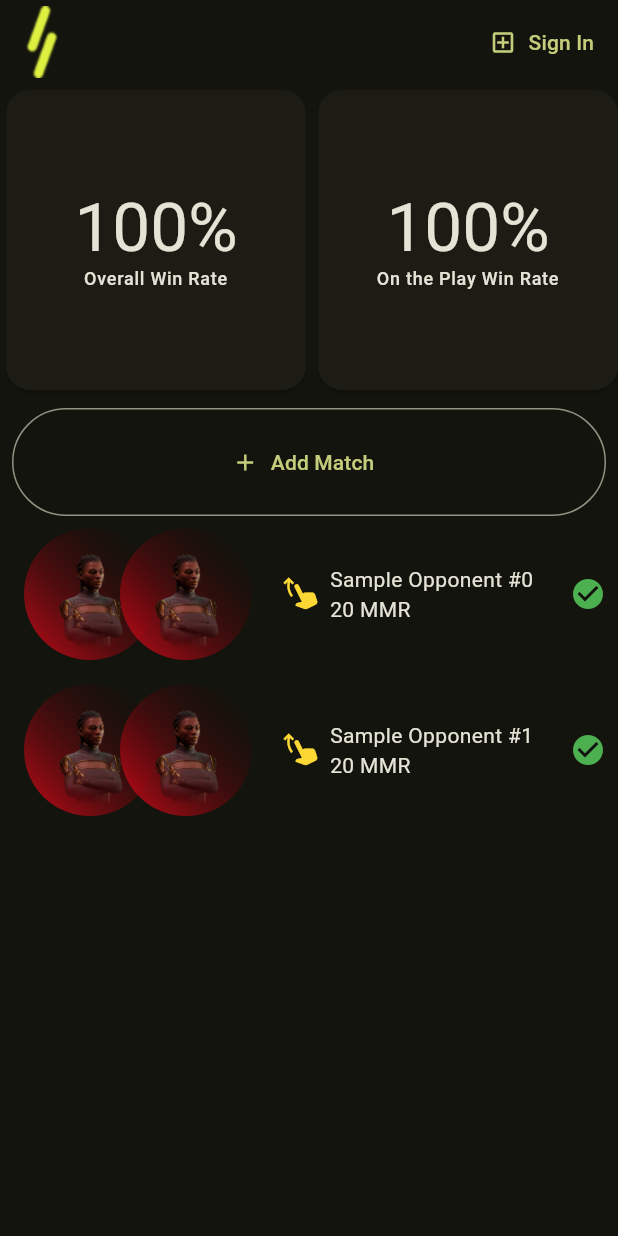
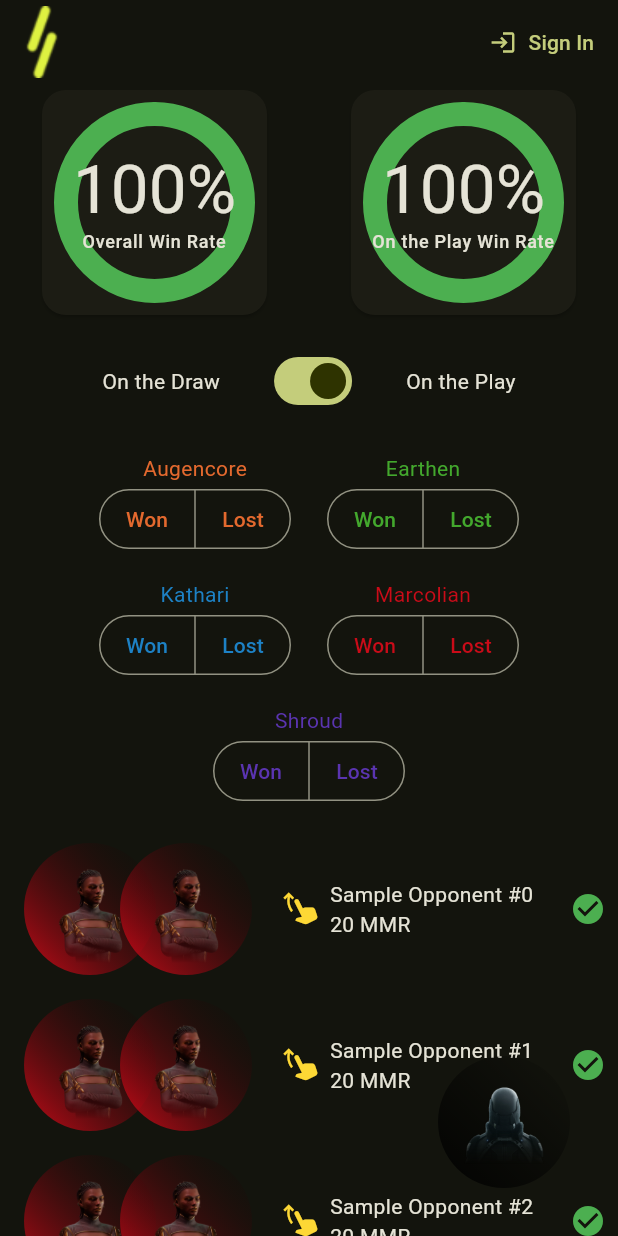
Before and after one commit to LoftyPuma/primea, a Flutter app: the screen it shows after launch, on a phone screen of 412 x 824 dp. Run offline on Flutter 3.47's test engine with Material 3 defaults, Android fonts, the light colour scheme and no system bars; our stand-ins replace flutter_svg, supabase_flutter; accounts and stored records are empty.

Commit message:
add "demo" matches for unauthenticated screen

```diff
--- a/lib/main.dart
+++ b/lib/main.dart
@@ -1,9 +1,13 @@
 import 'dart:async';
+import 'dart:math';
 
-import 'package:flutter/foundation.dart';
 import 'package:flutter/material.dart';
+import 'package:parallel_stats/modal/paragon_picker.dart';
 import 'package:parallel_stats/modal/sign_in.dart';
 import 'package:parallel_stats/tracker/account.dart';
+import 'package:parallel_stats/tracker/game_model.dart';
+import 'package:parallel_stats/tracker/paragon.dart';
+import 'package:parallel_stats/tracker/paragon_avatar.dart';
 import 'package:supabase_flutter/supabase_flutter.dart';
 
 Future<void> main() async {
@@ -39,7 +43,6 @@ class App extends StatelessWidget {
           shape: ContinuousRectangleBorder(),
         ),
       ),
-      // darkTheme: ThemeData.dark(useMaterial3: true),
       home: SafeArea(
         child: Home(title: title),
       ),
@@ -61,18 +64,15 @@ class Home extends StatefulWidget {
 
 class _HomeState extends State<Home> {
   Session? session = supabase.auth.currentSession;
+  Paragon chosenParagon = Paragon.unknown;
 
-  late final StreamSubscription<AuthState> authSubscription;
-
-  init() {
-    authSubscription =
+  late final StreamSubscription<AuthState> authSubscription =
       supabase.auth.onAuthStateChange.listen(handleAuthStateChange);
-  }
 
   handleAuthStateChange(AuthState data) {
-    if (kDebugMode) {
+    // if (kDebugMode) {
     print('event: ${data.event}, session: ${data.session}');
-    }
+    // }
 
     // switch (data.event) {
     //   case AuthChangeEvent.initialSession:
@@ -99,10 +99,19 @@ class _HomeState extends State<Home> {
   }
 
   @override
+  void initState() {
+    chosenParagon = Paragon.values
+        .byName(session?.user.userMetadata?["paragon"] ?? "unknown");
+    super.initState();
+  }
+
+  @override
   Widget build(BuildContext context) {
-    List<Widget> actions = [];
-    if (session != null) {
-      actions.add(
+    return Scaffold(
+      appBar: AppBar(
+        leading: Image.asset("assets/favicon.png"),
+        actions: [
+          if (session != null && !session!.isExpired)
             TextButton.icon(
               icon: const Icon(Icons.logout),
               label: const Text('Sign Out'),
@@ -110,11 +119,9 @@ class _HomeState extends State<Home> {
                 await supabase.auth.signOut();
               },
             ),
-      );
-    } else {
-      actions.add(
+          if (session == null || session!.isExpired)
             TextButton.icon(
-          icon: const Icon(Icons.add_box_outlined),
+              icon: const Icon(Icons.login),
               label: const Text('Sign In'),
               onPressed: () async {
                 showDialog(
@@ -127,14 +134,69 @@ class _HomeState extends State<Home> {
                 );
               },
             ),
+        ],
+      ),
+      body: Account(
+        chosenParagon: chosenParagon,
+        defaultMatches: (session != null && !session!.isExpired)
+            ? []
+            : List.generate(
+                16,
+                (index) {
+                  var result =
+                      GameResult.values[Random().nextInt(gameResultCount)];
+                  var mmrDelta = Random().nextInt(25);
+                  if (result == GameResult.disconnect ||
+                      result == GameResult.draw) {
+                    mmrDelta = 0;
+                  } else if (result == GameResult.loss) {
+                    mmrDelta = -mmrDelta;
+                  }
+                  return MatchModel(
+                    paragon: Paragon.values[Random().nextInt(paragonsCount)],
+                    playerOne: Random().nextBool(),
+                    result: result,
+                    opponentUsername: 'Sample Opponent #$index',
+                    opponentParagon:
+                        Paragon.values[Random().nextInt(paragonsCount)],
+                    mmrDelta: mmrDelta,
+                    // dateTime: DateTime.now(),
+                    // primeEarned: 0.128,
+                    // keysActivated: [],
+                  );
+                },
+              ),
+      ),
+      floatingActionButton: IconButton(
+        onPressed: () => showModalBottomSheet(
+          showDragHandle: false,
+          enableDrag: false,
+          context: context,
+          builder: (context) {
+            return ParagonPicker(
+              onParagonSelected: (paragon) async {
+                setState(() {
+                  chosenParagon = paragon;
+                });
+                if (session != null && !session!.isExpired) {
+                  await supabase.auth.updateUser(
+                    UserAttributes(
+                      data: <String, dynamic>{
+                        "paragon": paragon.name,
+                      },
+                    ),
                   );
                 }
-    return Scaffold(
-      appBar: AppBar(
-        leading: Image.asset("assets/favicon.png"),
-        actions: actions,
+                Navigator.pop(context);
+              },
+            );
+          },
         ),
-      body: const Account(),
+        icon: ParagonAvatar(
+          paragon: chosenParagon,
+          tooltip: "Select your Paragon",
+        ),
+      ),
     );
   }
 }
--- a/lib/tracker/account.dart
+++ b/lib/tracker/account.dart
@@ -1,14 +1,19 @@
-import 'dart:math';
-
 import 'package:flutter/material.dart';
 import 'package:parallel_stats/main.dart';
-import 'package:parallel_stats/modal/game.dart';
 import 'package:parallel_stats/tracker/game_model.dart';
 import 'package:parallel_stats/tracker/paragon.dart';
 import 'package:parallel_stats/tracker/paragon_stack.dart';
+import 'package:parallel_stats/tracker/progress_card.dart';
+import 'package:parallel_stats/tracker/quick_add.dart';
 
 class Account extends StatefulWidget {
-  const Account({super.key});
+  final List<MatchModel> defaultMatches;
+  final Paragon chosenParagon;
+  const Account({
+    super.key,
+    this.defaultMatches = const [],
+    required this.chosenParagon,
+  });
 
   @override
   State<Account> createState() => _AccountState();
@@ -18,40 +23,61 @@ int paragonsCount = Paragon.values.length;
 int gameResultCount = GameResult.values.length;
 
 class _AccountState extends State<Account> {
-  final List<GameModel> games = List.generate(
-    2,
-    (index) {
-      var result = GameResult.values[Random().nextInt(gameResultCount)];
-      var mmrDelta = Random().nextInt(25);
-      if (result == GameResult.disconnect || result == GameResult.draw) {
-        mmrDelta = 0;
-      } else if (result == GameResult.loss) {
-        mmrDelta = -mmrDelta;
+  final List<MatchModel> gameList = [];
+  // final List<GameModel> games = List.generate(
+  //   2,
+  //   (index) {
+  //     var result = GameResult.values[Random().nextInt(gameResultCount)];
+  //     var mmrDelta = Random().nextInt(25);
+  //     if (result == GameResult.disconnect || result == GameResult.draw) {
+  //       mmrDelta = 0;
+  //     } else if (result == GameResult.loss) {
+  //       mmrDelta = -mmrDelta;
+  //     }
+  //     return GameModel(
+  //       paragon: Paragon.values[Random().nextInt(paragonsCount)],
+  //       playerOne: Random().nextBool(),
+  //       result: result,
+  //       opponentUsername: 'Sample Opponent #$index',
+  //       opponentParagon: Paragon.values[Random().nextInt(paragonsCount)],
+  //       mmrDelta: mmrDelta,
+  //       // dateTime: DateTime.now(),
+  //       // primeEarned: 0.128,
+  //       // keysActivated: [],
+  //     );
+  //   },
+  // );
+
+  bool playerOne = true;
+
+  @override
+  initState() {
+    if (widget.defaultMatches.isNotEmpty) {
+      gameList.addAll(widget.defaultMatches);
+    } else {
+      supabase
+          .from(MatchModel.gamesTableName)
+          .select()
+          .order(
+            "created_at",
+            ascending: false,
+          )
+          .then((games) {
+        setState(() {
+          gameList.addAll(games.map((game) => MatchModel.fromJson(game)));
+        });
+      });
     }
-      return GameModel(
-        paragon: Paragon.values[Random().nextInt(paragonsCount)],
-        playerOne: Random().nextBool(),
-        result: result,
-        opponentUsername: 'Sample Opponent #$index',
-        opponentParagon: Paragon.values[Random().nextInt(paragonsCount)],
-        mmrDelta: mmrDelta,
-        // dateTime: DateTime.now(),
-        // primeEarned: 0.128,
-        // keysActivated: [],
-      );
-    },
-  );
-
-  // TODO: bring the next game state up to the Account widget
-  GameModal? nextGame;
+    super.initState();
+  }
 
   @override
   Widget build(BuildContext context) {
     var overallWinRate =
-        games.where((game) => game.result == GameResult.win).length /
-            games.length;
-    var onThePlayGames = games.where((game) => game.playerOne);
-    var onTheDrawGames = games.where((game) => !game.playerOne);
+        gameList.where((game) => game.result == GameResult.win).length /
+            gameList.length;
+    var onThePlayGames = gameList.where((game) => game.playerOne);
+    var onTheDrawGames = gameList.where((game) => !game.playerOne);
     var onThePlayWinRate =
         onThePlayGames.where((game) => game.result == GameResult.win).length /
             onThePlayGames.length;
@@ -68,83 +94,79 @@ class _AccountState extends State<Account> {
               Row(
                 mainAxisAlignment: MainAxisAlignment.spaceAround,
                 children: [
-                  Card(
-                    shape: RoundedRectangleBorder(
-                      borderRadius: BorderRadius.circular(16),
+                  ProgressCard(
+                    winRate: overallWinRate,
+                    title: "Overall Win Rate",
                   ),
-                    child: SizedBox.square(
-                      dimension: 200,
-                      child: Center(
-                        child: RichText(
-                          textAlign: TextAlign.center,
-                          text: TextSpan(children: [
-                            TextSpan(
-                              text:
-                                  '${(overallWinRate * 100).toStringAsFixed(0)}%\n',
-                              style: Theme.of(context).textTheme.displayMedium,
+                  if (onThePlayGames.isNotEmpty)
+                    ProgressCard(
+                      winRate: onThePlayWinRate,
+                      title: "On the Play Win Rate",
                     ),
-                            TextSpan(
-                              text: 'Overall Win Rate',
-                              style: Theme.of(context).textTheme.labelMedium,
+                  if (onTheDrawGames.isNotEmpty)
+                    ProgressCard(
+                      winRate: onTheDrawWinRate,
+                      title: "On the Draw Win Rate",
                     ),
-                          ]),
+                ],
+              ),
+              Row(
+                mainAxisAlignment: MainAxisAlignment.spaceBetween,
+                mainAxisSize: MainAxisSize.min,
+                children: [
+                  const Padding(
+                    padding: EdgeInsets.all(16),
+                    child: Text('On the Draw'),
+                  ),
+                  Tooltip(
+                    message:
+                        playerOne ? 'You play first' : 'Opponent plays first',
+                    child: Padding(
+                      padding: const EdgeInsets.all(16),
+                      child: Switch(
+                        value: playerOne,
+                        onChanged: (value) => setState(() {
+                          playerOne = value;
+                        }),
                       ),
                     ),
                   ),
+                  const Padding(
+                    padding: EdgeInsets.all(16),
+                    child: Text('On the Play'),
                   ),
-                  if (onThePlayGames.isNotEmpty)
-                    Card(
-                      shape: RoundedRectangleBorder(
-                        borderRadius: BorderRadius.circular(16),
+                ],
               ),
-                      child: SizedBox.square(
-                        dimension: 200,
-                        child: Center(
-                          child: RichText(
-                            textAlign: TextAlign.center,
-                            text: TextSpan(children: [
-                              TextSpan(
-                                text:
-                                    '${(onThePlayWinRate * 100).toStringAsFixed(0)}%\n',
-                                style:
-                                    Theme.of(context).textTheme.displayMedium,
-                              ),
-                              TextSpan(
-                                text: 'On the Play Win Rate',
-                                style: Theme.of(context).textTheme.labelMedium,
-                              ),
-                            ]),
+              Wrap(
+                spacing: 8,
+                alignment: WrapAlignment.spaceAround,
+                children: ParallelType.values
+                    .where((parallel) => parallel != ParallelType.universal)
+                    .map(
+                      (parallel) => Padding(
+                        padding: const EdgeInsets.all(8),
+                        child: QuickAddButton(
+                          parallel: parallel,
+                          onSelection: (parallel, result) async {
+                            var response = await supabase
+                                .from(MatchModel.gamesTableName)
+                                .insert(
+                                  MatchModel(
+                                    paragon: widget.chosenParagon,
+                                    opponentParagon:
+                                        Paragon.values.byName(parallel.name),
+                                    playerOne: playerOne,
+                                    result: result,
+                                  ).toJson(),
+                                  defaultToNull: false,
+                                )
+                                .select();
+                            print(response);
+                          },
                         ),
                       ),
-                      ),
-                    ),
-                  if (onTheDrawGames.isNotEmpty)
-                    Card(
-                      shape: RoundedRectangleBorder(
-                        borderRadius: BorderRadius.circular(16),
-                      ),
-                      child: SizedBox.square(
-                        dimension: 200,
-                        child: Center(
-                          child: RichText(
-                            textAlign: TextAlign.center,
-                            text: TextSpan(children: [
-                              TextSpan(
-                                text:
-                                    '${(onTheDrawWinRate * 100).toStringAsFixed(0)}%\n',
-                                style:
-                                    Theme.of(context).textTheme.displayMedium,
-                              ),
-                              TextSpan(
-                                text: 'On the Draw Win Rate',
-                                style: Theme.of(context).textTheme.labelMedium,
-                              ),
-                            ]),
-                          ),
-                        ),
-                      ),
-                    ),
-                ],
+                    )
+                    .toList(),
               ),
               ListView.builder(
                 shrinkWrap: true,
@@ -155,31 +177,9 @@ class _AccountState extends State<Account> {
                   right: 8,
                   bottom: 8,
                 ),
-                itemCount: games.length + 1,
+                itemCount: gameList.length,
                 itemBuilder: (context, index) {
-                  if (index == 0) {
-                    return OutlinedButton.icon(
-                        onPressed: () async {
-                          var game = await showDialog<GameModel>(
-                            context: context,
-                            builder: (context) => const GameModal(),
-                          );
-                          if (game == null) return;
-                          var returnedGame = await supabase
-                              .from(GameModel.gamesTableName)
-                              .insert(game.toJson())
-                              .single();
-                          setState(() {
-                            games.add(GameModel.fromJson(returnedGame));
-                          });
-                        },
-                        label: const Text('Add Match'),
-                        icon: const Icon(Icons.add),
-                        style: OutlinedButton.styleFrom(
-                          minimumSize: const Size.fromHeight(72),
-                        ));
-                  } else {
-                    final game = games[index - 1];
+                  final game = gameList[index];
                   return Row(
                     mainAxisSize: MainAxisSize.min,
                     children: [
@@ -220,23 +220,22 @@ class _AccountState extends State<Account> {
                       ),
                     ],
                   );
-                  }
                 },
               ),
-              if (games.isEmpty)
-                Padding(
-                  padding: const EdgeInsets.all(8),
+              if (gameList.isEmpty)
+                const Padding(
+                  padding: EdgeInsets.all(8),
                   child: Row(
                     mainAxisSize: MainAxisSize.min,
                     children: [
                       ParagonStack(
-                        game: GameModel(
+                        game: MatchModel(
                           paragon: Paragon.unknown,
                           playerOne: true,
                           result: GameResult.draw,
                         ),
                       ),
-                      const Expanded(
+                      Expanded(
                         child: Column(
                           mainAxisSize: MainAxisSize.min,
                           mainAxisAlignment: MainAxisAlignment.center,
@@ -246,7 +245,7 @@ class _AccountState extends State<Account> {
                           ],
                         ),
                       ),
-                      const Tooltip(
+                      Tooltip(
                         message: "TBD",
                         child: Icon(
                           Icons.question_mark_outlined,
--- a/lib/tracker/game_model.dart
+++ b/lib/tracker/game_model.dart
@@ -19,7 +19,7 @@ enum GameResult {
   final String tooltip;
 }
 
-class GameModel {
+class MatchModel {
   static const gamesTableName = 'games';
 
   final String? id;
@@ -33,7 +33,7 @@ class GameModel {
   final double? primeEarned;
   final List<KeyModel> keysActivated;
 
-  GameModel({
+  const MatchModel({
     required this.paragon,
     required this.playerOne,
     required this.result,
@@ -46,15 +46,15 @@ class GameModel {
     this.keysActivated = const [],
   });
 
-  GameModel.fromJson(Map<String, dynamic> json)
+  MatchModel.fromJson(Map<String, dynamic> json)
       : id = json['id'],
-        paragon = json['paragon'],
+        paragon = Paragon.values.byName(json['paragon']),
         playerOne = json['player_one'],
-        result = json['result'],
+        result = GameResult.values.byName(json['result']),
         dateTime =
             json['game_time'] != null ? DateTime.parse(json['dateTime']) : null,
         opponentUsername = json['opponent_username'],
-        opponentParagon = json['opponent_paragon'],
+        opponentParagon = Paragon.values.byName(json['opponent_paragon']),
         mmrDelta = json['mmr_delta'],
         primeEarned = json['prime_earned'],
         keysActivated = List<KeyModel>.empty();
--- a/lib/tracker/paragon.dart
+++ b/lib/tracker/paragon.dart
@@ -78,6 +78,11 @@ enum Paragon {
   ),
 
   // augencore
+  augencore(
+    title: "",
+    parallel: ParallelType.augencore,
+    image: "assets/unknown_origin.png",
+  ),
   jahn(
     title: 'Jahn',
     parallel: ParallelType.augencore,
@@ -97,6 +102,11 @@ enum Paragon {
   ),
 
   // earthen
+  earthen(
+    title: "",
+    parallel: ParallelType.earthen,
+    image: "assets/unknown_origin.png",
+  ),
   gaffar(
     title: "Gaffar",
     parallel: ParallelType.earthen,
@@ -117,6 +127,11 @@ enum Paragon {
   ),
 
   // kathari
+  kathari(
+    title: "",
+    parallel: ParallelType.kathari,
+    image: "assets/unknown_origin.png",
+  ),
   aetio(
     title: "Aetio",
     parallel: ParallelType.kathari,
@@ -135,6 +150,11 @@ enum Paragon {
   ),
 
   // marcolian
+  marcolian(
+    title: "",
+    parallel: ParallelType.marcolian,
+    image: "assets/unknown_origin.png",
+  ),
   lemieux(
     title: "Lemieux",
     parallel: ParallelType.marcolian,
@@ -154,6 +174,11 @@ enum Paragon {
   ),
 
   // shroud
+  shroud(
+    title: "",
+    parallel: ParallelType.shroud,
+    image: "assets/unknown_origin.png",
+  ),
   brand(
     title: "Brand",
     parallel: ParallelType.shroud,
--- a/lib/tracker/paragon_avatar.dart
+++ b/lib/tracker/paragon_avatar.dart
@@ -4,10 +4,12 @@ import 'package:parallel_stats/util/string.dart';
 
 class ParagonAvatar extends StatelessWidget {
   final Paragon paragon;
+  final String? tooltip;
 
   const ParagonAvatar({
     super.key,
     required this.paragon,
+    this.tooltip,
   });
 
   @override
@@ -24,14 +26,17 @@ class ParagonAvatar extends StatelessWidget {
           textAlign: TextAlign.center,
           richMessage: TextSpan(
             children: [
-              TextSpan(text: "${paragon.title}\n"),
-              TextSpan(text: paragon.parallel.name.toTitleCase()),
+              if (tooltip != null) TextSpan(text: tooltip),
+              if (tooltip == null)
+                TextSpan(
+                    text:
+                        "${paragon.title}\n${paragon.parallel.name.toTitleCase()}"),
             ],
           ),
           child: CircleAvatar(
             radius: 36,
             backgroundColor: Colors.transparent,
-            child: paragon != Paragon.unknown
+            child: paragon.image != Paragon.unknown.image
                 ? Image.asset(paragon.image)
                 : Padding(
                     padding: const EdgeInsets.all(8),
--- a/lib/tracker/paragon_stack.dart
+++ b/lib/tracker/paragon_stack.dart
@@ -3,7 +3,7 @@ import 'package:parallel_stats/tracker/game_model.dart';
 import 'package:parallel_stats/tracker/paragon_avatar.dart';
 
 class ParagonStack extends StatelessWidget {
-  final GameModel game;
+  final MatchModel game;
 
   const ParagonStack({
     super.key,
--- /dev/null
+++ b/lib/tracker/progress_card.dart
@@ -0,0 +1,55 @@
+import 'package:flutter/material.dart';
+
+class ProgressCard extends StatelessWidget {
+  final double winRate;
+  final String title;
+
+  const ProgressCard({
+    super.key,
+    required this.winRate,
+    required this.title,
+  });
+
+  @override
+  Widget build(BuildContext context) {
+    return Card(
+      shape: RoundedRectangleBorder(
+        borderRadius: BorderRadius.circular(16),
+      ),
+      child: SizedBox.square(
+        dimension: 150,
+        child: Stack(
+          alignment: Alignment.center,
+          children: [
+            SizedBox.expand(
+              child: Padding(
+                padding: const EdgeInsets.all(16),
+                child: CircularProgressIndicator(
+                  value: winRate,
+                  strokeWidth: 16,
+                  strokeCap: StrokeCap.round,
+                  valueColor: AlwaysStoppedAnimation<Color>(
+                    winRate > 0.5 ? Colors.green : Colors.red,
+                  ),
+                ),
+              ),
+            ),
+            RichText(
+              textAlign: TextAlign.center,
+              text: TextSpan(children: [
+                TextSpan(
+                  text: '${(winRate * 100).toStringAsFixed(0)}%\n',
+                  style: Theme.of(context).textTheme.displayMedium,
+                ),
+                TextSpan(
+                  text: title,
+                  style: Theme.of(context).textTheme.labelMedium,
+                ),
+              ]),
+            )
+          ],
+        ),
+      ),
+    );
+  }
+}
--- /dev/null
+++ b/lib/tracker/quick_add.dart
@@ -0,0 +1,56 @@
+import 'package:flutter/material.dart';
+import 'package:parallel_stats/tracker/game_model.dart';
+import 'package:parallel_stats/tracker/paragon.dart';
+import 'package:parallel_stats/util/string.dart';
+
+class QuickAddButton extends StatelessWidget {
+  final ParallelType parallel;
+
+  final void Function(ParallelType parallel, GameResult result) onSelection;
+
+  const QuickAddButton({
+    super.key,
+    required this.parallel,
+    required this.onSelection,
+  });
+
+  @override
+  Widget build(BuildContext context) {
+    return Column(
+      mainAxisSize: MainAxisSize.min,
+      mainAxisAlignment: MainAxisAlignment.center,
+      children: [
+        Text(
+          parallel.name.toTitleCase(),
+          style: TextStyle(
+            color: parallel.backgroundGradient.colors[0],
+          ),
+        ),
+        SegmentedButton<GameResult>(
+          showSelectedIcon: false,
+          style: SegmentedButton.styleFrom(
+            surfaceTintColor: parallel.backgroundGradient.colors[0],
+            // backgroundColor: parallel.backgroundGradient.colors[0],
+            foregroundColor: parallel.backgroundGradient.colors[0],
+            // shadowColor: parallel.backgroundGradient.colors[0],
+          ),
+          segments: const [
+            ButtonSegment(
+              value: GameResult.win,
+              label: Text('Won'),
+            ),
+            ButtonSegment(
+              value: GameResult.loss,
+              label: Text('Lost'),
+            ),
+          ],
+          selected: const {},
+          emptySelectionAllowed: true,
+          multiSelectionEnabled: false,
+          onSelectionChanged: (selection) =>
+              onSelection(parallel, selection.first),
+        ),
+      ],
+    );
+  }
+}
--- a/pubspec.yaml
+++ b/pubspec.yaml
@@ -61,6 +61,7 @@ flutter:
     - assets/unknown_origin.png
     - assets/paragons/
     - assets/brands/twitch/
+    - assets/brands/discord/
     - assets/favicon.png
 
   # An image asset can refer to one or more resolution-specific "variants", see
```
Also changed, not shown: lib/modal/match.dart (renamed from lib/modal/game.dart, +47 -20 lines), lib/modal/oauth_button.dart (added, +41 -0 lines), lib/modal/paragon_picker.dart (+7 -3 lines), lib/modal/sign_in.dart (+13 -22 lines), assets/brands/discord/blue_mark.png (added). Lines whose indentation alone changed are shown as unchanged.
